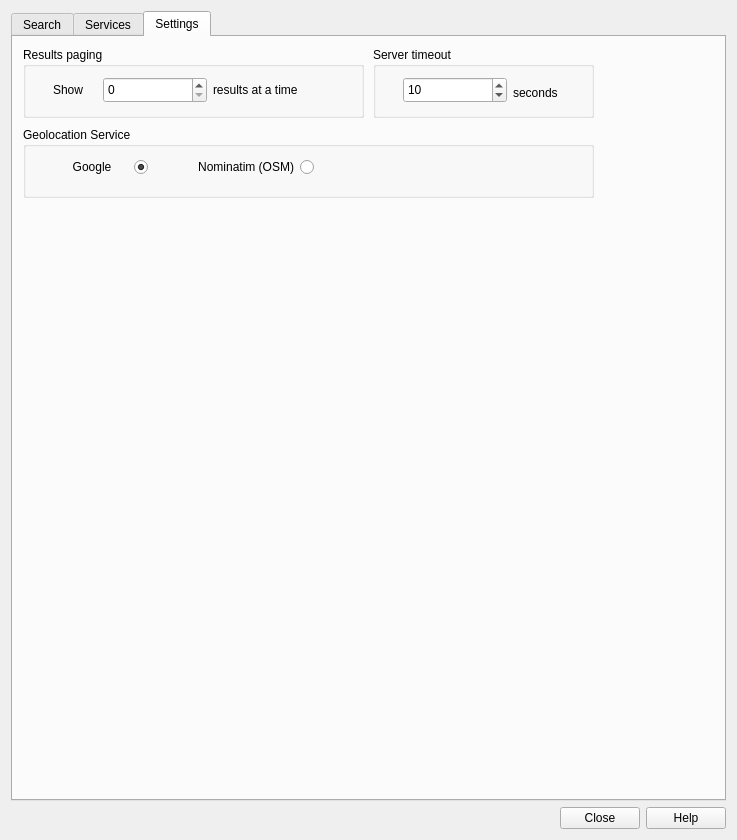
Qt form plugin/MetaSearch/ui/maindialog.ui (vesnikos/MetaSearch) before a commit.
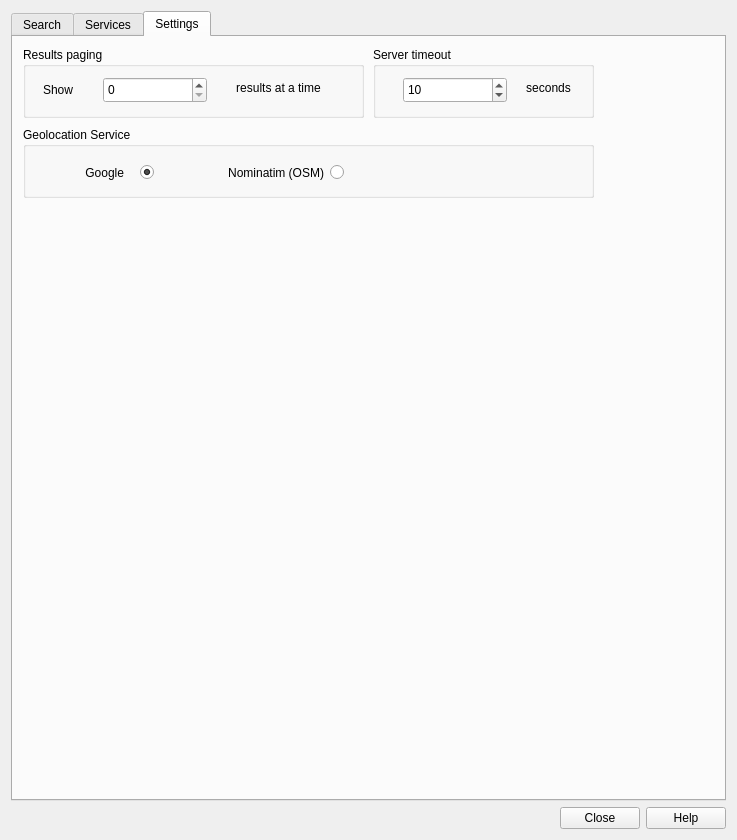
The same form after that commit. The open tabs and pages were chosen to show the change. Custom widgets are drawn as their Qt base class.

```diff
--- a/plugin/MetaSearch/ui/maindialog.ui
+++ b/plugin/MetaSearch/ui/maindialog.ui
@@ -574,9 +574,9 @@
        <widget class="QLabel" name="label_5">
         <property name="geometry">
          <rect>
-          <x>30</x>
+          <x>20</x>
           <y>30</y>
-          <width>41</width>
+          <width>51</width>
           <height>26</height>
          </rect>
         </property>
@@ -598,16 +598,16 @@
         <property name="geometry">
          <rect>
           <x>190</x>
-          <y>30</y>
-          <width>101</width>
-          <height>26</height>
+          <y>25</y>
+          <width>131</width>
+          <height>31</height>
          </rect>
         </property>
         <property name="text">
          <string>results at a time</string>
         </property>
         <property name="alignment">
-         <set>Qt::AlignLeading|Qt::AlignLeft|Qt::AlignVCenter</set>
+         <set>Qt::AlignCenter</set>
         </property>
        </widget>
       </widget>
@@ -638,17 +638,29 @@
        <widget class="QRadioButton" name="rbGeolocationService_Google">
         <property name="geometry">
          <rect>
-          <x>30</x>
+          <x>20</x>
           <y>30</y>
-          <width>95</width>
-          <height>20</height>
+          <width>111</width>
+          <height>31</height>
          </rect>
         </property>
+        <property name="sizePolicy">
+         <sizepolicy hsizetype="Minimum" vsizetype="Fixed">
+          <horstretch>0</horstretch>
+          <verstretch>0</verstretch>
+         </sizepolicy>
+        </property>
+        <property name="minimumSize">
+         <size>
+          <width>110</width>
+          <height>30</height>
+         </size>
+        </property>
         <property name="layoutDirection">
          <enum>Qt::RightToLeft</enum>
         </property>
         <property name="text">
-         <string>Google     </string>
+         <string>Google   </string>
         </property>
         <property name="checked">
          <bool>true</bool>
@@ -657,12 +669,18 @@
        <widget class="QRadioButton" name="rbGeolocationService_OSM">
         <property name="geometry">
          <rect>
-          <x>140</x>
+          <x>150</x>
           <y>30</y>
-          <width>151</width>
-          <height>20</height>
+          <width>171</width>
+          <height>31</height>
          </rect>
         </property>
+        <property name="minimumSize">
+         <size>
+          <width>170</width>
+          <height>30</height>
+         </size>
+        </property>
         <property name="layoutDirection">
          <enum>Qt::RightToLeft</enum>
         </property>
@@ -700,14 +718,17 @@
         <property name="geometry">
          <rect>
           <x>140</x>
-          <y>30</y>
-          <width>46</width>
-          <height>31</height>
+          <y>20</y>
+          <width>71</width>
+          <height>41</height>
          </rect>
         </property>
         <property name="text">
          <string>seconds</string>
         </property>
+        <property name="alignment">
+         <set>Qt::AlignCenter</set>
+        </property>
        </widget>
       </widget>
      </widget>
```
Left out of the diff: 18 changed lines with no effect on the pictures.
